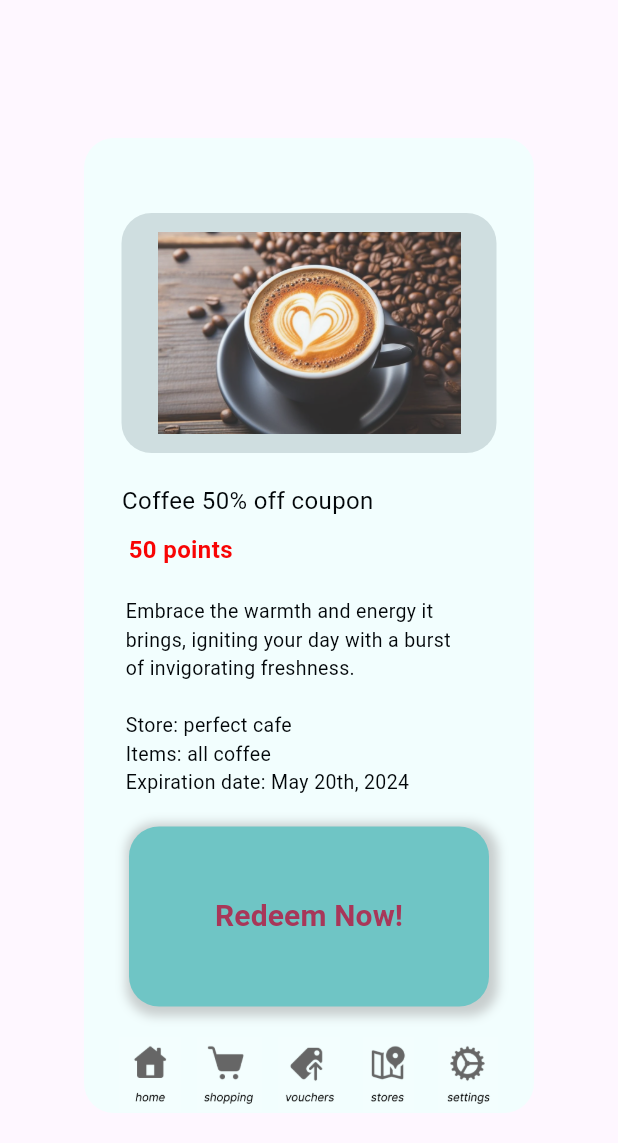
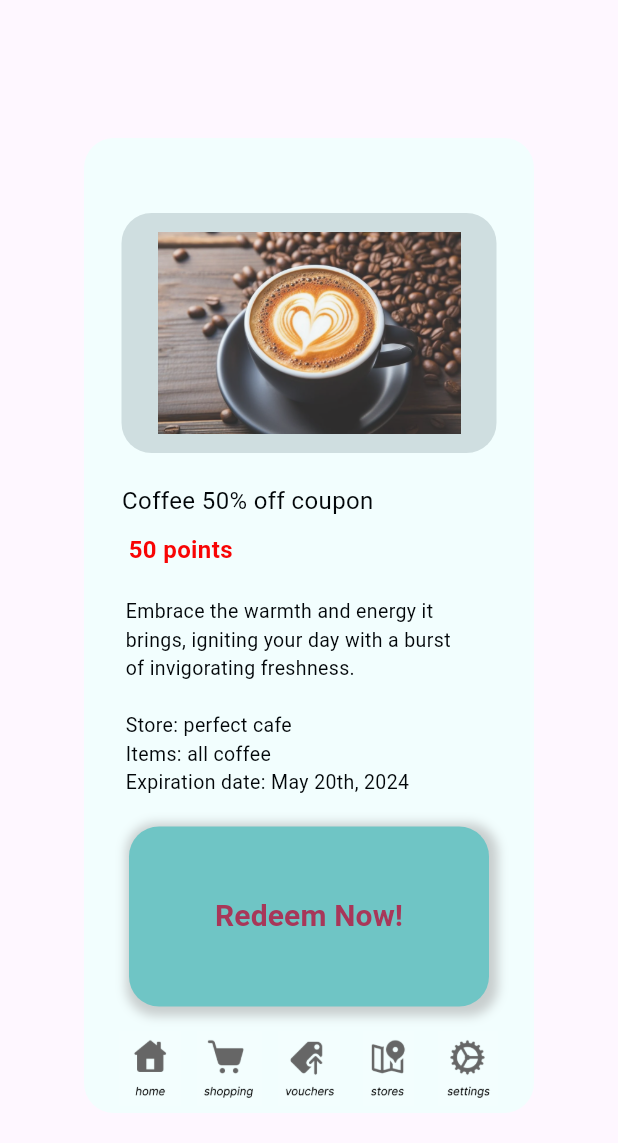
Before and after one commit to tinger529/MQ_points, a Flutter app: the ItemScreen widget shown alone on an empty page, opened directly, on a phone screen of 412 x 824 dp. Shown: the top 1143 px of the screen. Run offline on Flutter 3.47's test engine with Material 3 defaults, Android fonts, the phone set to English and light mode, and no system bars; Roboto replaces fonts that are missing (Italic).

Commit message:
fix rendering error while changing the screen size

```diff
--- a/lib/screens/item_screen.dart
+++ b/lib/screens/item_screen.dart
@@ -12,7 +12,10 @@ class ItemScreen extends StatelessWidget {
     return Consumer<StateModel>(
       builder: (context, state, child) {
 
-        return Center(
+        return Stack(
+          children: [
+
+            Center(
 
               child: Column(
                 mainAxisSize: MainAxisSize.min,
@@ -90,16 +93,20 @@ class ItemScreen extends StatelessWidget {
                         const SizedBox(height: 20),
 
                         buildContainerA(state, "voucher", 'Redeem Now!'),
-
-                    const SizedBox(height: 20),
-
-                    toolbar(state),
                       ],
                       ),
                     ),
                   ]
                 )
-        );
+              ),
+              Positioned.fill(
+                top: 600,
+                child: Align(
+                  alignment: Alignment.centerRight,
+                  child: toolbar(state),
+                ),
+              ),
+            ]);
           }
     );
   }
```
Also changed, not shown: lib/screens/home_screen.dart (+6 -4 lines), 1 other file. Lines whose indentation alone changed are shown as unchanged.
